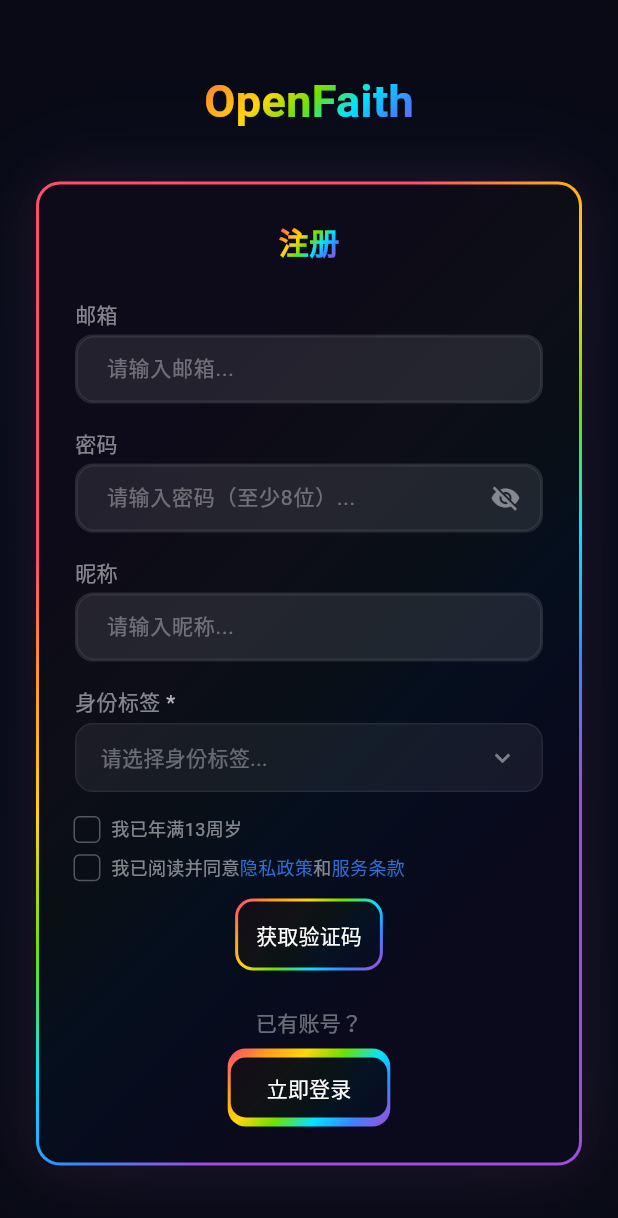
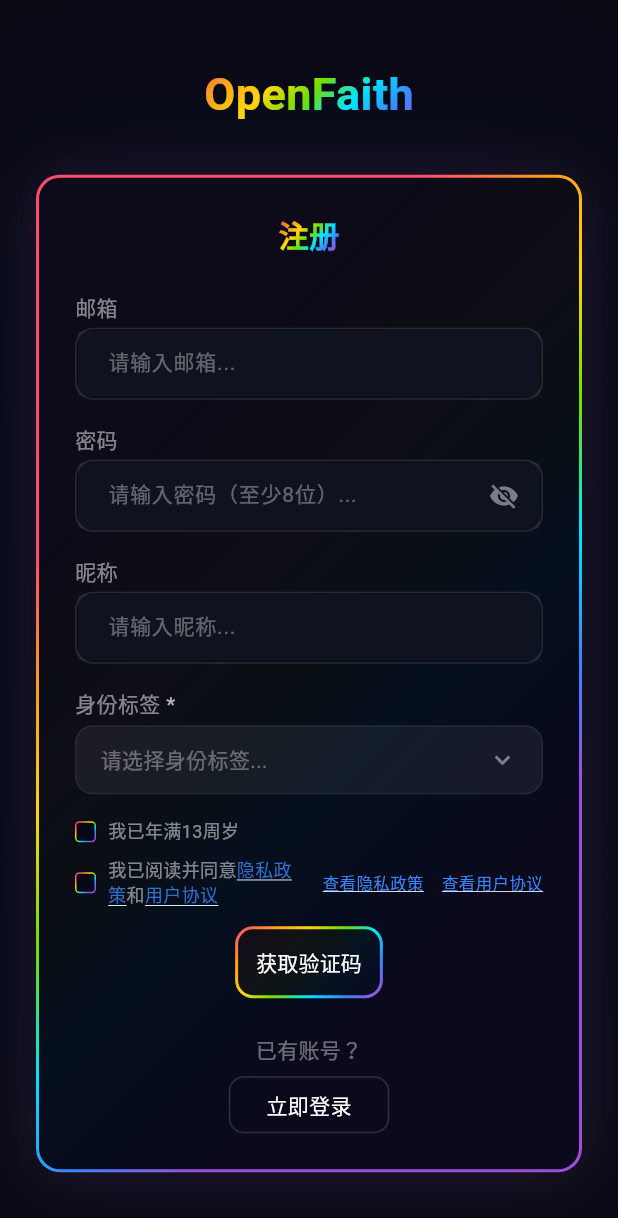
Before and after one commit to 869862742-stack/openfaith-app, a Flutter app: the RegisterScreen screen opened directly, on a phone screen of 412 x 824 dp. Shown: the top 1218 px of the screen. Run offline on Flutter 3.47's test engine with Material 3 defaults, Android fonts, the phone set to English and light mode, and no system bars; our stand-ins replace cached_network_image, file_picker, shared_preferences, supabase_flutter; missing offline and left inert: postgrest, shorebird_code_push; accounts and stored records are empty.

Commit message:
fix: 注册页面5个UI修复
1. 立即登录按钮边框变形 - 改用简单GestureDetector+Container
2. 输入框选中态边框蓝色 - 补齐enabledBorder/focusedBorder/cursorColor
3. Checkbox样式与登录页同步 - 使用_rainbowBorderBox+Icon(check)
4. 身份标签加宗教图标 - 引入ReligionIconWidget
5. 隐私政策/用户协议补充联系邮箱869862742@qq.com
   服务条款改名用户协议，添加可点击查看链接

```diff
--- a/lib/screens/auth/register_screen.dart
+++ b/lib/screens/auth/register_screen.dart
@@ -3,6 +3,9 @@
 import '../../theme/colors.dart';
 import '../../services/auth_service.dart';
 import '../../navigation/bottom_nav.dart';
+import '../../widgets/religion_icon.dart';
+import '../sidebar_pages/privacy_policy_screen.dart';
+import '../sidebar_pages/terms_of_service_screen.dart';
 
 const _rainbowColors = [
   Color(0xFFFF4D6D),
@@ -102,7 +105,7 @@
     if (password.length < 8) { setState(() => _error = '密码至少8位'); return; }
     if (password != confirmPassword) { setState(() => _error = '两次密码不一致'); return; }
     if (!_isAbove13) { setState(() => _error = '您必须年满13周岁才能注册'); return; }
-    if (!_agreedToTerms) { setState(() => _error = '请阅读并同意隐私政策和服务条款'); return; }
+    if (!_agreedToTerms) { setState(() => _error = '请阅读并同意隐私政策和用户协议'); return; }
 
     setState(() { _loading = true; _error = null; });
     try {
@@ -145,6 +148,27 @@
         _loading = false;
       });
     }
+  }
+
+  // 七彩渐变边框包裹器（与登录页一致）
+  Widget _rainbowBorderBox({required Widget child, double borderRadius = 8}) {
+    return LayoutBuilder(builder: (context, constraints) {
+      final size = Size(constraints.maxWidth, constraints.maxHeight);
+      return Container(
+        padding: const EdgeInsets.all(1),
+        decoration: BoxDecoration(
+          borderRadius: BorderRadius.circular(borderRadius),
+          gradient: _diagonalGradient(size),
+        ),
+        child: Container(
+          decoration: BoxDecoration(
+            borderRadius: BorderRadius.circular(borderRadius - 1),
+            color: const Color(0xFF050816),
+          ),
+          child: child,
+        ),
+      );
+    });
   }
 
   @override
@@ -203,24 +227,22 @@
                               Text('已有账号？',
                                   style: TextStyle(color: Colors.white.withOpacity(0.4), fontSize: 14)),
                               const SizedBox(height: 8),
-                              LayoutBuilder(builder: (context, constraints) {
-                                  final size = Size(constraints.maxWidth, constraints.maxHeight);
-                                  return Container(
-                                padding: const EdgeInsets.all(2),
+                              // 修复1: "立即登录"按钮 - 使用固定padding而非LayoutBuilder避免高度变形
+                              GestureDetector(
+                                onTap: () => Navigator.pop(context),
+                                child: Container(
+                                  padding: const EdgeInsets.symmetric(horizontal: 24, vertical: 8),
                                   decoration: BoxDecoration(
-                                    borderRadius: BorderRadius.circular(12), gradient: _diagonalGradient(size)),
-                                child: TextButton(
-                                  onPressed: () => Navigator.pop(context),
-                                  style: TextButton.styleFrom(
-                                    backgroundColor: const Color(0xFF050816).withOpacity(0.95),
-                                    shape: RoundedRectangleBorder(borderRadius: BorderRadius.circular(10)),
-                                    padding: const EdgeInsets.symmetric(horizontal: 24, vertical: 8),
+                                    borderRadius: BorderRadius.circular(10),
+                                    border: Border.all(
+                                      color: Colors.white.withOpacity(0.15),
+                                      width: 1,
+                                    ),
                                   ),
                                   child: const Text('立即登录',
                                       style: TextStyle(color: Colors.white, fontSize: 14, fontWeight: FontWeight.w500)),
                                 ),
-                              );
-                              }),
+                              ),
                             ],
                           ],
                         ),
@@ -259,17 +281,18 @@
         _buildFaithTagDropdown(),
         const SizedBox(height: 16),
 
-        Row(
+        // 修复3: 年满13周岁 checkbox - 使用与登录页一致的_rainbowBorderBox样式
+        GestureDetector(
+          onTap: () { setState(() => _isAbove13 = !_isAbove13); _error = null; },
+          child: Row(
             children: [
-            SizedBox(
-              width: 16, height: 16,
-              child: Checkbox(
-                value: _isAbove13,
-                onChanged: (v) { setState(() => _isAbove13 = v ?? false); _error = null; },
-                activeColor: const Color(0xFF3A86FF),
-                side: BorderSide(color: Colors.white.withOpacity(0.3), width: 1),
-                shape: RoundedRectangleBorder(borderRadius: BorderRadius.circular(4)),
-                materialTapTargetSize: MaterialTapTargetSize.shrinkWrap,
+              _rainbowBorderBox(
+                borderRadius: 3,
+                child: SizedBox(
+                  width: 12, height: 12,
+                  child: _isAbove13
+                      ? const Icon(Icons.check, size: 10, color: Colors.white)
+                      : null,
                 ),
               ),
               const SizedBox(width: 8),
@@ -279,22 +302,28 @@
               ),
             ],
           ),
+        ),
         const SizedBox(height: 8),
 
+        // 修复3: 同意条款 checkbox - 同样使用_rainbowBorderBox样式
         Row(
           children: [
-            SizedBox(
-              width: 16, height: 16,
-              child: Checkbox(
-                value: _agreedToTerms,
-                onChanged: (v) { setState(() => _agreedToTerms = v ?? false); _error = null; },
-                activeColor: const Color(0xFF3A86FF),
-                side: BorderSide(color: Colors.white.withOpacity(0.3), width: 1),
-                shape: RoundedRectangleBorder(borderRadius: BorderRadius.circular(4)),
-                materialTapTargetSize: MaterialTapTargetSize.shrinkWrap,
+            GestureDetector(
+              onTap: () { setState(() => _agreedToTerms = !_agreedToTerms); _error = null; },
+              child: _rainbowBorderBox(
+                borderRadius: 3,
+                child: SizedBox(
+                  width: 12, height: 12,
+                  child: _agreedToTerms
+                      ? const Icon(Icons.check, size: 10, color: Colors.white)
+                      : null,
+                ),
               ),
             ),
             const SizedBox(width: 8),
+            Expanded(
+              child: Row(
+                children: [
                   Expanded(
                     child: GestureDetector(
                       onTap: () => setState(() => _agreedToTerms = !_agreedToTerms),
@@ -303,13 +332,45 @@
                           style: TextStyle(color: Colors.white.withOpacity(0.5), fontSize: 12),
                           children: [
                             const TextSpan(text: '我已阅读并同意'),
-                      TextSpan(text: '隐私政策', style: TextStyle(color: const Color(0xFF3A86FF).withOpacity(0.8))),
+                            TextSpan(
+                              text: '隐私政策',
+                              style: TextStyle(
+                                color: const Color(0xFF3A86FF).withOpacity(0.8),
+                                decoration: TextDecoration.underline,
+                              ),
+                            ),
                             const TextSpan(text: '和'),
-                      TextSpan(text: '服务条款', style: TextStyle(color: const Color(0xFF3A86FF).withOpacity(0.8))),
+                            TextSpan(
+                              text: '用户协议',
+                              style: TextStyle(
+                                color: const Color(0xFF3A86FF).withOpacity(0.8),
+                                decoration: TextDecoration.underline,
+                              ),
+                            ),
                           ],
                         ),
                       ),
                     ),
+                  ),
+                ],
+              ),
+            ),
+            // 可点击的链接（独立行，避免与checkbox onTap冲突）
+            Row(
+              children: [
+                const SizedBox(width: 20),
+                GestureDetector(
+                  onTap: () => Navigator.push(context, MaterialPageRoute(builder: (_) => const PrivacyPolicyScreen())),
+                  child: const Text('查看隐私政策',
+                      style: TextStyle(color: Color(0xFF3A86FF), fontSize: 11, decoration: TextDecoration.underline)),
+                ),
+                const SizedBox(width: 12),
+                GestureDetector(
+                  onTap: () => Navigator.push(context, MaterialPageRoute(builder: (_) => const TermsOfServiceScreen())),
+                  child: const Text('查看用户协议',
+                      style: TextStyle(color: Color(0xFF3A86FF), fontSize: 11, decoration: TextDecoration.underline)),
+                ),
+              ],
             ),
           ],
         ),
@@ -439,6 +500,11 @@
                 ),
                 child: Row(
                   children: [
+                    // 修复4: 选中的身份标签显示宗教图标
+                    if (_selectedFaithTag.isNotEmpty) ...[
+                      ReligionIconWidget(name: _selectedFaithTag, size: 18),
+                      const SizedBox(width: 8),
+                    ],
                     Expanded(
                       child: Text(
                         _selectedFaithTag.isEmpty ? '请选择身份标签...' : _selectedFaithTag,
@@ -488,6 +554,7 @@
                     final tag = _faithTags[i];
                     final selected = tag == _selectedFaithTag;
                     return ListTile(
+                      leading: ReligionIconWidget(name: tag, size: 22),
                       title: Text(tag,
                           style: TextStyle(color: selected ? Colors.white : Colors.white.withOpacity(0.8), fontSize: 14)),
                       trailing: selected
@@ -552,6 +619,7 @@
     });
   }
 
+  // 修复2: 输入框 - 补齐enabledBorder/focusedBorder/cursorColor/isDense/onTapOutside，与登录页一致
   Widget _buildInput({
     required TextEditingController controller,
     required String label,
@@ -575,37 +643,37 @@
           child: LayoutBuilder(builder: (context, constraints) {
               final size = Size(constraints.maxWidth, constraints.maxHeight);
               return Container(
-            padding: EdgeInsets.all(isFocused ? 2 : 0),
+            padding: const EdgeInsets.all(1),
             decoration: BoxDecoration(
               borderRadius: BorderRadius.circular(12),
               gradient: isFocused ? _diagonalGradient(size) : null,
               border: !isFocused
                   ? Border.all(color: Colors.white.withOpacity(0.12), width: 1)
                   : null,
-              boxShadow: isFocused
-                  ? [BoxShadow(color: const Color(0xFFFF4D6D).withOpacity(0.15), blurRadius: 12, spreadRadius: 0)]
-                  : null,
             ),
             child: Container(
               height: 44,
               decoration: BoxDecoration(
-                borderRadius: BorderRadius.circular(isFocused ? 10 : 11),
-                color: isFocused
-                    ? AppColors.background.withOpacity(0.9)
-                    : Colors.white.withOpacity(0.06),
+                borderRadius: BorderRadius.circular(10),
+                color: const Color(0xFF050816),
               ),
               child: TextField(
                 controller: controller,
                 obscureText: obscure,
                 textAlign: textAlign,
                 style: const TextStyle(color: Colors.white, fontSize: 14),
+                cursorColor: Colors.white,
                 decoration: InputDecoration(
                   hintText: hint,
                   hintStyle: TextStyle(color: Colors.white.withOpacity(0.35), fontSize: 14),
                   suffixIcon: suffix,
                   border: InputBorder.none,
+                  enabledBorder: InputBorder.none,
+                  focusedBorder: InputBorder.none,
                   contentPadding: const EdgeInsets.symmetric(horizontal: 16, vertical: 12),
+                  isDense: true,
                 ),
+                onTapOutside: (event) => FocusManager.instance.primaryFocus?.unfocus(),
               ),
             ),
           );
--- a/lib/screens/profile/settings_screen.dart
+++ b/lib/screens/profile/settings_screen.dart
@@ -87,7 +87,7 @@
             _buildDivider(),
             _buildListTile(
               icon: Icons.description_outlined,
-              title: '\u670d\u52a1\u6761\u6b3e',
+              title: '用户协议',
               onTap: () => _navigateTo(const TermsOfServiceScreen()),
             ),
           ]),
--- a/lib/screens/sidebar_pages/privacy_policy_screen.dart
+++ b/lib/screens/sidebar_pages/privacy_policy_screen.dart
@@ -86,8 +86,9 @@
               '\u6211\u4eec\u53ef\u80fd\u5b9a\u671f\u66f4\u65b0\u672c\u9690\u79c1\u653f\u7b56\u3002\u91cd\u5927\u53d8\u66f4\u65f6\uff0c\u6211\u4eec\u4f1a\u901a\u8fc7\u5e73\u53f0\u901a\u77e5\u60a8\u3002',
             ]),
             const SizedBox(height: 16),
-            _buildSection('\u8054\u7cfb\u6211\u4eec', [
-              '\u5982\u6709\u5173\u4e8e\u9690\u79c1\u653f\u7b56\u7684\u95ee\u9898\uff0c\u8bf7\u901a\u8fc7\u5e73\u53f0\u5185\u7684\u53cd\u9988\u529f\u80fd\u8054\u7cfb\u6211\u4eec\u3002',
+            _buildSection('联系我们', [
+              '如有关于隐私政策的问题，请通过以下方式联系我们：',
+              '• 邮箱：869862742@qq.com',
             ]),
             const SizedBox(height: 32),
           ],
--- a/lib/screens/sidebar_pages/terms_of_service_screen.dart
+++ b/lib/screens/sidebar_pages/terms_of_service_screen.dart
@@ -14,15 +14,15 @@
           icon: const Icon(Icons.arrow_back_ios, color: Colors.white, size: 20),
           onPressed: () => Navigator.pop(context),
         ),
-        title: const Text('\u670d\u52a1\u6761\u6b3e', style: TextStyle(color: Colors.white, fontSize: 16)),
+        title: const Text('用户协议', style: TextStyle(color: Colors.white, fontSize: 16)),
       ),
       body: SingleChildScrollView(
         padding: const EdgeInsets.all(16),
         child: Column(
           crossAxisAlignment: CrossAxisAlignment.start,
           children: [
-            _buildSection('\u5f15\u8a00', [
-              '\u6b22\u8fce\u4f7f\u7528 OpenFaith\u3002\u901a\u8fc7\u4f7f\u7528\u672c\u5e73\u53f0\uff0c\u60a8\u540c\u610f\u9075\u5b88\u4ee5\u4e0b\u670d\u52a1\u6761\u6b3e\u3002\u8bf7\u4ed4\u7ec6\u9605\u8bfb\u3002',
+            _buildSection('引言', [
+              '欢迎使用 OpenFaith。通过使用本平台，您同意遵守以下用户协议。请仔细阅读。',
             ]),
             const SizedBox(height: 16),
             _buildSection('\u8d26\u6237\u6ce8\u518c\u4e0e\u5b89\u5168', [
@@ -73,8 +73,9 @@
               '\u6211\u4eec\u6709\u6743\u968f\u65f6\u4fee\u6539\u672c\u6761\u6b3e\u3002\u4fee\u6539\u540e\u7684\u6761\u6b3e\u5c06\u5728\u5e73\u53f0\u4e0a\u516c\u5e03\uff0c\u7ee7\u7eed\u4f7f\u7528\u5373\u8868\u793a\u63a5\u53d7\u3002',
             ]),
             const SizedBox(height: 16),
-            _buildSection('\u8054\u7cfb\u6211\u4eec', [
-              '\u5982\u5bf9\u670d\u52a1\u6761\u6b3e\u6709\u7591\u95ee\uff0c\u8bf7\u901a\u8fc7\u5e73\u53f0\u5185\u7684\u53cd\u9988\u529f\u80fd\u8054\u7cfb\u6211\u4eec\u3002',
+            _buildSection('联系我们', [
+              '如对本用户协议有疑问，请通过以下方式联系我们：',
+              '• 邮箱：869862742@qq.com',
             ]),
             const SizedBox(height: 32),
           ],
```
Lines whose indentation alone changed are shown as unchanged.
